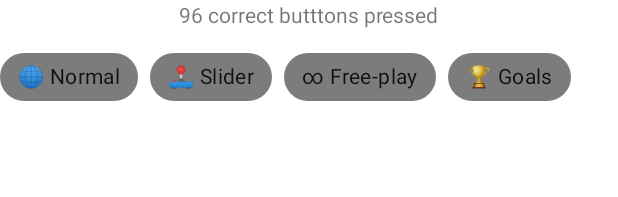
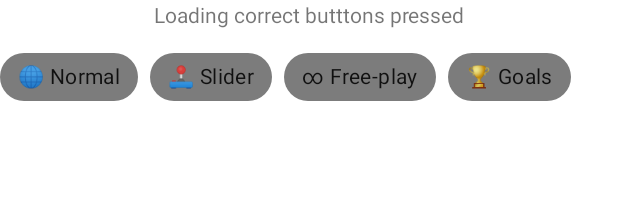
Before and after one commit to JohannesNicholas/UTAS-KIT305-StrokeRehab, an Android app: the layout fragment_history.xml on its own in the app's theme, with its tools: preview values and no code run, on a phone screen of 412 x 824 dp. Shown: the top 197 px of the screen. Run offline under Robolectric (Android 15) with nearby library versions, the phone set to English and light mode, and no system bars.

Commit message:
Added main total

```diff
--- /dev/null
+++ b/app/src/main/java/au/edu/utas/joeyn/strokerehab/Totals.kt
@@ -0,0 +1,5 @@
+package au.edu.utas.joeyn.strokerehab
+
+data class Totals(
+    var correctButtonPresses : Int? = null
+)
--- a/app/src/main/res/layout/fragment_history.xml
+++ b/app/src/main/res/layout/fragment_history.xml
@@ -8,10 +8,10 @@
 
 
     <TextView
-        android:id="@+id/textView"
+        android:id="@+id/correctButttonPresses"
         android:layout_width="wrap_content"
         android:layout_height="wrap_content"
-        android:text="96 correct butttons pressed"
+        android:text="Loading correct butttons pressed"
         app:layout_constraintEnd_toEndOf="parent"
         app:layout_constraintStart_toStartOf="parent"
         app:layout_constraintTop_toTopOf="parent" />
@@ -24,7 +24,7 @@
         android:layout_marginTop="8dp"
         app:layout_constraintEnd_toEndOf="parent"
         app:layout_constraintStart_toStartOf="parent"
-        app:layout_constraintTop_toBottomOf="@+id/textView">
+        app:layout_constraintTop_toBottomOf="@+id/correctButttonPresses">
 
         <com.google.android.material.chip.Chip
             android:id="@+id/chip4"
```
Also changed, not shown: app/src/main/java/au/edu/utas/joeyn/strokerehab/ui/NormalGame.kt (+21 -0 lines), app/src/main/java/au/edu/utas/joeyn/strokerehab/ui/SliderGame.kt (+21 -0 lines), app/src/main/java/au/edu/utas/joeyn/strokerehab/ui/history/AttemptDisplayActivity.kt (+25 -3 lines), app/src/main/java/au/edu/utas/joeyn/strokerehab/ui/history/HistoryFragment.kt (+16 -1 lines).
